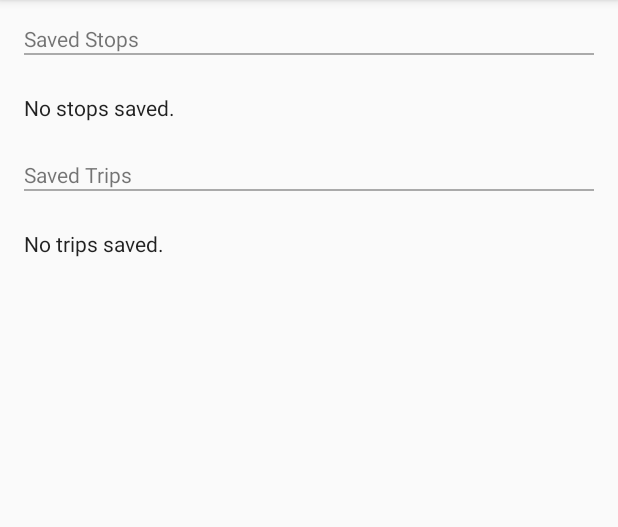
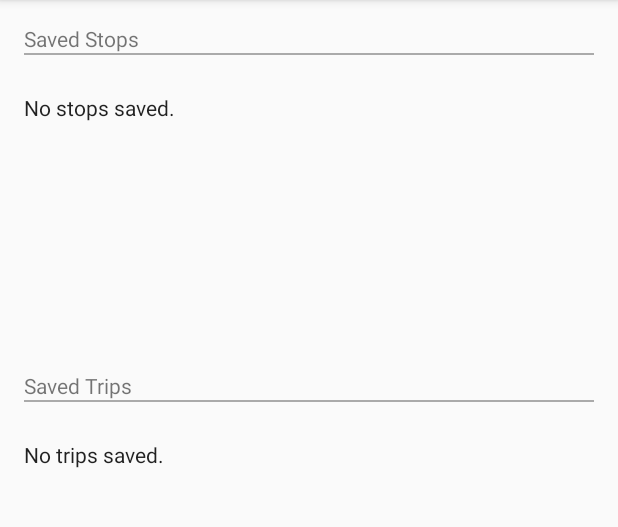
Before and after one commit to eduardgamiao/Transit808, an Android app: the screen it shows after launch (MainActivity), on a phone screen of 412 x 824 dp, the part 84-611 px from its top. Run offline under Robolectric (Android 15) with nearby library versions, the phone set to English and light mode, and no system bars.

Commit message:
UI Changes

```diff
--- a/app/src/main/AndroidManifest.xml
+++ b/app/src/main/AndroidManifest.xml
@@ -20,7 +20,7 @@
         android:allowBackup="true"
         android:icon="@mipmap/ic_launcher_bus"
         android:label="@string/app_name"
-        android:theme="@style/Theme.AppCompat.Light.DarkActionBar" >
+        android:theme="@style/Base.Theme.AppCompat.Light.DarkActionBar">
         <meta-data
             android:name="com.google.android.maps.v2.API_KEY"
             android:value="@string/google_api_key" />
--- a/app/src/main/java/ics466uhm/transit808/MainActivity.java
+++ b/app/src/main/java/ics466uhm/transit808/MainActivity.java
@@ -43,10 +43,13 @@ public class MainActivity extends ActionBarActivity {
         display.getSize(size);
         int height = (int) (size.x * 0.5);
 
-        ListView savedStops = (ListView) findViewById(R.id.saved_stops_list);
-        ListView savedTrips = (ListView) findViewById(R.id.saved_trips_list);
-        savedStops.setLayoutParams(new LinearLayout.LayoutParams(ViewGroup.LayoutParams.WRAP_CONTENT, height));
-        savedTrips.setLayoutParams(new LinearLayout.LayoutParams(ViewGroup.LayoutParams.WRAP_CONTENT, height));
+        LinearLayout savedStops = (LinearLayout) findViewById(R.id.savedStops);
+        LinearLayout savedTrips = (LinearLayout) findViewById(R.id.savedTrips);
+        View dividerStops = (View) findViewById(R.id.divider_stops);
+        View dividerTrips = (View) findViewById(R.id.divider_trips);
+        //dividerStops.setLayoutParams(new LinearLayout.LayoutParams());
+        savedStops.setLayoutParams(new LinearLayout.LayoutParams(ViewGroup.LayoutParams.MATCH_PARENT, height));
+        savedTrips.setLayoutParams(new LinearLayout.LayoutParams(ViewGroup.LayoutParams.MATCH_PARENT, height));
 
         // Navigation drawer.
         mDrawerList = (ListView) findViewById(R.id.navList);
--- a/app/src/main/res/layout/activity_main.xml
+++ b/app/src/main/res/layout/activity_main.xml
@@ -12,6 +12,12 @@
     android:padding="16dp"
     tools:context="ics466uhm.transit808.MainActivity">
 
+    <LinearLayout
+        android:layout_height="wrap_content"
+        android:layout_width="wrap_content"
+        android:orientation="vertical"
+        android:id="@+id/savedStops">
+
     <TextView
         android:id="@+id/favorite_stops_label"
         android:layout_height="wrap_content"
@@ -21,7 +27,8 @@
     <View
         android:layout_width="fill_parent"
         android:layout_height="1dp"
-        android:background="@android:color/darker_gray"/>
+        android:background="@android:color/darker_gray"
+        android:id="@+id/divider_stops"/>
 
     <TextView
         android:layout_height="wrap_content"
@@ -38,6 +45,14 @@
         android:id="@+id/saved_stops_list"
         android:animateLayoutChanges="true"/>
 
+    </LinearLayout>
+
+    <LinearLayout
+        android:layout_height="wrap_content"
+        android:layout_width="wrap_content"
+        android:orientation="vertical"
+        android:id="@+id/savedTrips">
+
     <TextView
         android:id="@+id/saved_trips_label"
         android:layout_height="wrap_content"
@@ -48,7 +63,8 @@
     <View
         android:layout_width="fill_parent"
         android:layout_height="1dp"
-        android:background="@android:color/darker_gray"/>
+        android:background="@android:color/darker_gray"
+        android:id="@+id/divider_trips"/>
 
     <TextView
         android:layout_height="wrap_content"
@@ -63,7 +79,9 @@
         android:layout_width="fill_parent"
         android:layout_height="wrap_content"
         android:id="@+id/saved_trips_list"
-        android:visibility="gone"></ListView>
+        android:visibility="gone"/>
+
+    </LinearLayout>
 
 </LinearLayout>
 
--- a/app/src/main/res/layout/activity_stop_details.xml
+++ b/app/src/main/res/layout/activity_stop_details.xml
@@ -34,6 +34,7 @@
         android:visibility="visible"
         android:onClick="saveStop"
         android:gravity="center"
+        style="?android:attr/borderlessButtonStyle"
         />
 
     <Button
@@ -46,6 +47,7 @@
         android:visibility="gone"
         android:onClick="removeStop"
         android:gravity="center"
+        style="?android:attr/borderlessButtonStyle"
         />
 
         <Button
@@ -56,7 +58,8 @@
             android:text="Refresh"
             android:textSize="12sp"
             android:gravity="center"
-            android:onClick="refresh"/>
+            android:onClick="refresh"
+            style="?android:attr/borderlessButtonStyle"/>
 
         </LinearLayout>
 
--- a/app/src/main/res/layout/direction_step.xml
+++ b/app/src/main/res/layout/direction_step.xml
@@ -32,7 +32,8 @@
             android:id="@+id/viewStop"
             android:text="@string/view_stop"
             android:clickable="true"
-            android:textColor="@color/blue"
+            android:onClick="viewStop"
+            android:textColor="@color/darkblue"
             android:visibility="gone"
             />
 
--- a/app/src/main/res/layout/search_result.xml
+++ b/app/src/main/res/layout/search_result.xml
@@ -9,7 +9,9 @@
 
 <LinearLayout xmlns:android="http://schemas.android.com/apk/res/android"
     android:orientation="vertical" android:layout_width="match_parent"
-    android:layout_height="match_parent">
+    android:layout_height="match_parent"
+    android:paddingRight="16dp"
+    android:paddingLeft="16dp">
 
     <LinearLayout
         android:layout_width="wrap_content"
@@ -47,6 +49,7 @@
         android:id="@+id/inputSearch"
         android:layout_width="fill_parent"
         android:layout_height="wrap_content"
+        android:textSize="14sp"
         android:hint="@string/search_hint"/>
 
     <!-- ListView for results. -->
--- a/app/src/main/res/values/colors.xml
+++ b/app/src/main/res/values/colors.xml
@@ -6,7 +6,7 @@
     <item name="green" type="color">#FF99CC00</item>
     <item name="orange" type="color">#FFFFBB33</item>
     <item name="red" type="color">#FFFF4444</item>
-    <item name="darkblue" type="color">#FF0099CC</item>
+    <item name="darkblue" type="color">#FF0000EE</item>
     <item name="darkpurple" type="color">#FF9933CC</item>
     <item name="darkgreen" type="color">#FF669900</item>
     <item name="darkorange" type="color">#FFFF8800</item>
--- a/app/src/main/res/values/strings.xml
+++ b/app/src/main/res/values/strings.xml
@@ -58,12 +58,13 @@
     <string name="view_by">View By:</string>
     <string name="no_arrival_information">No stops scheduled for this stop.</string>
     <string name="stop_error">Could not retrieve arrival information. Please try again later.</string>
-
-<!-- TODO: Remove or change this placeholder text -->
     <string name="hello_blank_fragment">Hello blank fragment</string>
     <string name="dialog_delete">Delete </string>
     <string name="confirm">Confirm</string>
     <string name="cancel">Cancel</string>
     <string name="dialog_delete2">from Saved Bus Stops?</string>
     <string name="title_activity_route_map">RouteMap</string>
+    <string name="missingInput">Start and End location required.</string>
+    <string name="missingDestination">End location is missing.</string>
+    <string name="missingOrigin">Start Location is missing.</string>
 </resources>
```
Also changed, not shown: app/src/main/java/ics466uhm/transit808/TripDirections.java (+39 -4 lines), app/src/main/java/ics466uhm/transit808/TripPlanner.java (+20 -6 lines), app/src/main/res/layout/activity_route.xml (+20 -6 lines), app/src/main/res/layout/trip_planner.xml (+5 -2 lines).
